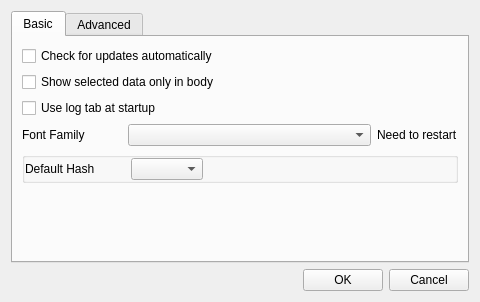
Old version of the form BerEditor/settings_dlg.ui in the repository jykim74/BerEditor.
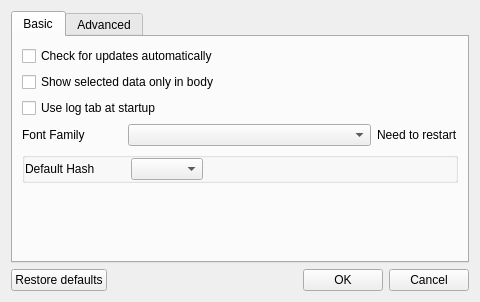
New version of the form. The open tabs and pages were chosen to show the change.

Patch:
```diff
--- a/BerEditor/settings_dlg.ui
+++ b/BerEditor/settings_dlg.ui
@@ -437,6 +437,13 @@
      <property name="topMargin">
       <number>0</number>
      </property>
+     <item>
+      <widget class="QPushButton" name="mRestoreDefaultsBtn">
+       <property name="text">
+        <string>Restore defaults</string>
+       </property>
+      </widget>
+     </item>
      <item>
       <spacer name="horizontalSpacer">
        <property name="orientation">
```
Left out of the diff: 2 changed lines with no effect on the pictures.
